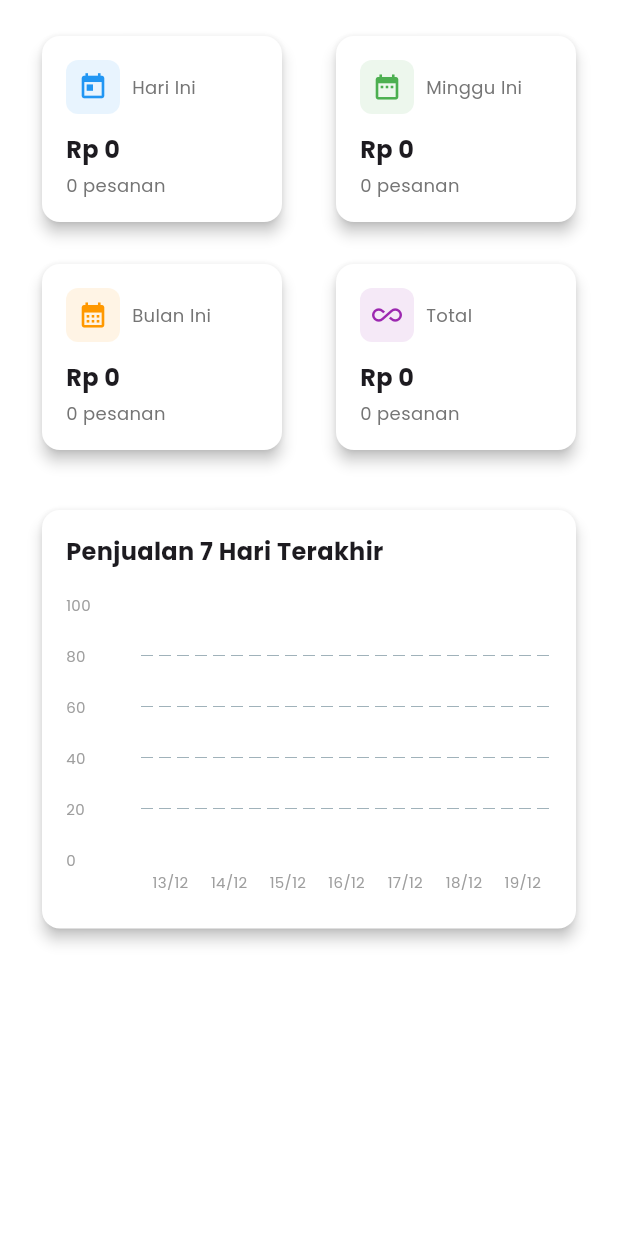
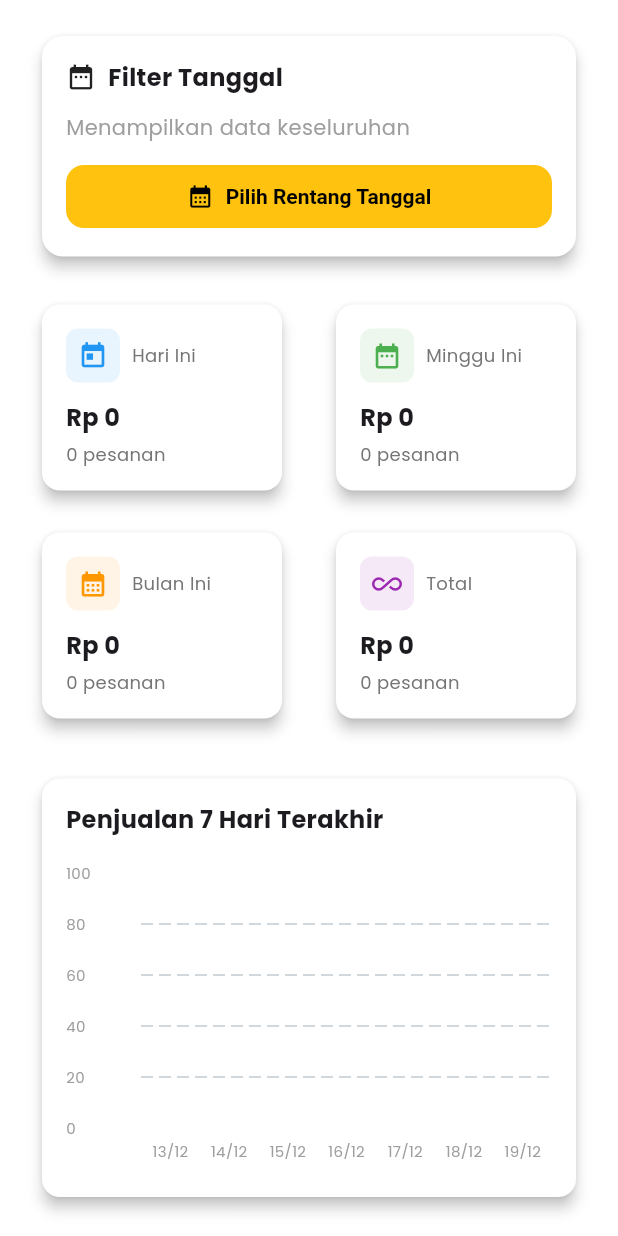
Before and after one commit to Murfid-m/retail_app, a Flutter app: the StatisticsScreen widget shown alone on an empty page, opened directly, on a phone screen of 412 x 824 dp. Run offline on Flutter 3.47's test engine with Material 3 defaults, Android fonts, the light colour scheme and no system bars; drawn by our look-alikes of fl_chart; our stand-ins replace google_fonts, image_picker, shared_preferences, supabase_flutter; accounts and stored records are empty; network calls fail.

Commit message:
benerin statistik yg dirusak dinda

```diff
--- a/lib/providers/order_provider.dart
+++ b/lib/providers/order_provider.dart
@@ -24,6 +24,10 @@ class OrderProvider with ChangeNotifier {
   DateTime? _startDate;
   DateTime? _endDate;
 
+  // Statistics date range
+  DateTime? _statsStartDate;
+  DateTime? _statsEndDate;
+
   List<OrderModel> get orders => _filteredOrders.isEmpty && _searchQuery.isEmpty && _selectedStatus == null && _startDate == null && _endDate == null
       ? _orders
       : _filteredOrders;
@@ -36,6 +40,8 @@ class OrderProvider with ChangeNotifier {
   String get searchQuery => _searchQuery;
   DateTime? get startDate => _startDate;
   DateTime? get endDate => _endDate;
+  DateTime? get statsStartDate => _statsStartDate;
+  DateTime? get statsEndDate => _statsEndDate;
 
   Future<OrderModel?> createOrder({
     required UserModel user,
@@ -133,7 +139,10 @@ Future<void> loadStatistics() async {
 
   try {
     final statisticsService = StatisticsService();
-    final data = await statisticsService.loadStatistics();
+    final data = await statisticsService.loadStatistics(
+      startDate: _statsStartDate,
+      endDate: _statsEndDate,
+    );
 
     _statistics = data;
 
@@ -145,6 +154,7 @@ Future<void> loadStatistics() async {
             })
         .toList();
   } catch (e) {
+    print('❌ OrderProvider error: $e');
     _error = e.toString();
     _statistics = null;
     _chartData = [];
@@ -153,6 +163,20 @@ Future<void> loadStatistics() async {
   _isLoading = false;
   notifyListeners();
 }
+
+  void setStatsDateRange(DateTime? startDate, DateTime? endDate) {
+    _statsStartDate = startDate;
+    _statsEndDate = endDate;
+    notifyListeners();
+    loadStatistics();
+  }
+
+  void clearStatsDateRange() {
+    _statsStartDate = null;
+    _statsEndDate = null;
+    notifyListeners();
+    loadStatistics();
+  }
 
 
   void clearError() {
--- a/lib/screens/admin/statistics_screen.dart
+++ b/lib/screens/admin/statistics_screen.dart
@@ -56,6 +56,10 @@ class _StatisticsScreenState extends State<StatisticsScreen> {
             child: Column(
               crossAxisAlignment: CrossAxisAlignment.start,
               children: [
+                // Date range filter
+                _buildDateRangeFilter(orderProvider),
+                const SizedBox(height: 16),
+
                 // Statistics cards
                 _buildStatisticsCards(stats),
                 const SizedBox(height: 24),
@@ -328,4 +332,110 @@ class _StatisticsScreenState extends State<StatisticsScreen> {
     }
     return price.toStringAsFixed(0);
   }
+
+  Widget _buildDateRangeFilter(OrderProvider provider) {
+    final hasDateRange = provider.statsStartDate != null && provider.statsEndDate != null;
+
+    return Card(
+      child: Padding(
+        padding: const EdgeInsets.all(16),
+        child: Column(
+          crossAxisAlignment: CrossAxisAlignment.start,
+          children: [
+            Row(
+              children: [
+                const Icon(Icons.date_range, size: 20),
+                const SizedBox(width: 8),
+                const Text(
+                  'Filter Tanggal',
+                  style: TextStyle(
+                    fontSize: 16,
+                    fontWeight: FontWeight.bold,
+                  ),
+                ),
+                const Spacer(),
+                if (hasDateRange)
+                  TextButton.icon(
+                    onPressed: () => provider.clearStatsDateRange(),
+                    icon: const Icon(Icons.clear, size: 18),
+                    label: const Text('Reset'),
+                    style: TextButton.styleFrom(
+                      foregroundColor: Colors.red,
+                    ),
+                  ),
+              ],
+            ),
+            const SizedBox(height: 12),
+            if (hasDateRange)
+              Container(
+                padding: const EdgeInsets.symmetric(horizontal: 12, vertical: 8),
+                decoration: BoxDecoration(
+                  color: const Color(0xFFFFC20E).withOpacity(0.1),
+                  borderRadius: BorderRadius.circular(8),
+                  border: Border.all(color: const Color(0xFFFFC20E)),
+                ),
+                child: Row(
+                  children: [
+                    const Icon(Icons.calendar_today, size: 16, color: Color(0xFFFFC20E)),
+                    const SizedBox(width: 8),
+                    Text(
+                      '${DateFormat('dd MMM yyyy').format(provider.statsStartDate!)} - ${DateFormat('dd MMM yyyy').format(provider.statsEndDate!)}',
+                      style: const TextStyle(fontWeight: FontWeight.w500),
+                    ),
+                  ],
+                ),
+              )
+            else
+              const Text(
+                'Menampilkan data keseluruhan',
+                style: TextStyle(color: Colors.grey),
+              ),
+            const SizedBox(height: 12),
+            SizedBox(
+              width: double.infinity,
+              child: ElevatedButton.icon(
+                onPressed: () => _showDateRangePicker(context, provider),
+                icon: const Icon(Icons.calendar_month),
+                label: const Text('Pilih Rentang Tanggal'),
+                style: ElevatedButton.styleFrom(
+                  backgroundColor: const Color(0xFFFFC20E),
+                  foregroundColor: Colors.black,
+                  padding: const EdgeInsets.symmetric(vertical: 12),
+                ),
+              ),
+            ),
+          ],
+        ),
+      ),
+    );
+  }
+
+  Future<void> _showDateRangePicker(BuildContext context, OrderProvider provider) async {
+    final DateTimeRange? picked = await showDateRangePicker(
+      context: context,
+      firstDate: DateTime(2020),
+      lastDate: DateTime.now(),
+      initialDateRange: provider.statsStartDate != null && provider.statsEndDate != null
+          ? DateTimeRange(
+              start: provider.statsStartDate!,
+              end: provider.statsEndDate!,
+            )
+          : null,
+      builder: (context, child) {
+        return Theme(
+          data: Theme.of(context).copyWith(
+            colorScheme: const ColorScheme.light(
+              primary: Color(0xFFFFC20E),
+              onPrimary: Colors.black,
+            ),
+          ),
+          child: child!,
+        );
+      },
+    );
+
+    if (picked != null) {
+      provider.setStatsDateRange(picked.start, picked.end);
+    }
+  }
 }
--- a/lib/services/statistics_service.dart
+++ b/lib/services/statistics_service.dart
@@ -3,24 +3,46 @@ import 'package:supabase_flutter/supabase_flutter.dart';
 class StatisticsService {
   final _supabase = Supabase.instance.client;
 
-  Future<Map<String, dynamic>> loadStatistics() async {
+  Future<Map<String, dynamic>> loadStatistics({DateTime? startDate, DateTime? endDate}) async {
     try {
+      print('📊 StatisticsService: Loading statistics...');
+
       final now = DateTime.now();
       final today = DateTime(now.year, now.month, now.day);
       final startOfWeek = today.subtract(Duration(days: today.weekday - 1));
       final startOfMonth = DateTime(now.year, now.month, 1);
       final last7Days = today.subtract(const Duration(days: 6));
 
-      // Get all completed orders
-      final ordersResponse = await _supabase
+      print('📅 Today: $today');
+      print('📅 Week start: $startOfWeek');
+      print('📅 Month start: $startOfMonth');
+
+      // Get all orders (not just completed)
+      var query = _supabase
           .from('orders')
-          .select('created_at, total_amount')
-          .eq('status', 'completed')
-          .order('created_at', ascending: false);
+          .select('created_at, total_amount, status');
+
+      // Apply date range if provided
+      if (startDate != null && endDate != null) {
+        final start = DateTime(startDate.year, startDate.month, startDate.day);
+        final end = DateTime(endDate.year, endDate.month, endDate.day, 23, 59, 59);
+        query = query.gte('created_at', start.toIso8601String()).lte('created_at', end.toIso8601String());
+        print('📅 Custom range: $start to $end');
+      }
+
+      final ordersResponse = await query.order('created_at', ascending: false);
 
       final orders = ordersResponse as List;
 
-      // Calculate statistics
+      print('📦 Total orders fetched: ${orders.length}');
+      if (orders.isNotEmpty) {
+        print('📦 Sample order: ${orders[0]}');
+        // Show all unique statuses
+        final statuses = orders.map((o) => o['status']).toSet();
+        print('📦 Unique statuses in database: $statuses');
+      }
+
+      // Calculate statistics (exclude cancelled orders)
       double dailySales = 0;
       int dailyCount = 0;
       double weeklySales = 0;
@@ -28,7 +50,7 @@ class StatisticsService {
       double monthlySales = 0;
       int monthlyCount = 0;
       double totalSales = 0;
-      int totalCount = orders.length;
+      int totalCount = 0;
 
       // Map for last 7 days data
       Map<String, double> last7DaysData = {};
@@ -39,36 +61,52 @@ class StatisticsService {
       }
 
       for (var order in orders) {
+        // Skip cancelled orders
+        final status = order['status']?.toString().toLowerCase() ?? '';
+        if (status == 'cancelled' || status == 'canceled') {
+          continue;
+        }
+
         final createdAt = DateTime.parse(order['created_at']);
-        final amount = (order['total_amount'] as num).toDouble();
+        final amount = (order['total_amount'] as num?)?.toDouble() ?? 0.0;
+
         totalSales += amount;
+        totalCount++;
 
         // Daily
-        if (createdAt.isAfter(today) || createdAt.isAtSameMomentAs(today)) {
+        if (createdAt.year == today.year &&
+            createdAt.month == today.month &&
+            createdAt.day == today.day) {
           dailySales += amount;
           dailyCount++;
         }
 
         // Weekly
-        if (createdAt.isAfter(startOfWeek) || createdAt.isAtSameMomentAs(startOfWeek)) {
+        if (createdAt.isAfter(startOfWeek.subtract(const Duration(seconds: 1)))) {
           weeklySales += amount;
           weeklyCount++;
         }
 
         // Monthly
-        if (createdAt.isAfter(startOfMonth) || createdAt.isAtSameMomentAs(startOfMonth)) {
+        if (createdAt.isAfter(startOfMonth.subtract(const Duration(seconds: 1)))) {
           monthlySales += amount;
           monthlyCount++;
         }
 
         // Last 7 days chart data
-        if (createdAt.isAfter(last7Days) || createdAt.isAtSameMomentAs(last7Days)) {
+        if (createdAt.isAfter(last7Days.subtract(const Duration(seconds: 1)))) {
           final dateKey = '${createdAt.year}-${createdAt.month.toString().padLeft(2, '0')}-${createdAt.day.toString().padLeft(2, '0')}';
           if (last7DaysData.containsKey(dateKey)) {
             last7DaysData[dateKey] = last7DaysData[dateKey]! + amount;
           }
         }
       }
+
+      print('💰 Statistics calculated:');
+      print('   Daily: Rp $dailySales ($dailyCount orders)');
+      print('   Weekly: Rp $weeklySales ($weeklyCount orders)');
+      print('   Monthly: Rp $monthlySales ($monthlyCount orders)');
+      print('   Total: Rp $totalSales ($totalCount orders)');
 
       // Convert last 7 days data to chart format
       final chartData = last7DaysData.entries.map((e) => {
@@ -96,6 +134,7 @@ class StatisticsService {
         'last_7_days': chartData,
       };
     } catch (e) {
+      print('❌ Error loading statistics: $e');
       // Return safe defaults if query fails
       return {
         'daily': {'sales': 0.0, 'count': 0},
```
Also changed, not shown: lib/services/order_service.dart (+51 -25 lines).
